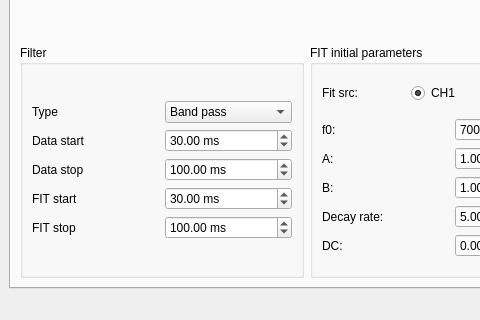
Above: gui.ui from zoran-grujic/FAP-TiePie before the change; both pictures show x 0 to 480 and y 549 to 869 of the 1193 by 869 pixel window. Below: the same form after it.
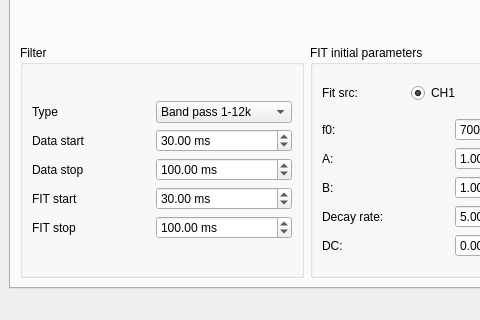
That is the form after the change. The open tabs and pages were chosen to show the change. Icons and pictures are not drawn.

Commit message: Filter types

What changed in the file:
```diff
--- a/gui.ui
+++ b/gui.ui
@@ -787,6 +787,12 @@
                </item>
                <item row="1" column="0">
                 <widget class="QLabel" name="label_18">
+                 <property name="sizePolicy">
+                  <sizepolicy hsizetype="Minimum" vsizetype="Preferred">
+                   <horstretch>0</horstretch>
+                   <verstretch>0</verstretch>
+                  </sizepolicy>
+                 </property>
                  <property name="text">
                   <string>Data start</string>
                  </property>
@@ -794,20 +800,44 @@
                </item>
                <item row="0" column="1">
                 <widget class="QComboBox" name="comboBox_FilterType">
+                 <property name="currentIndex">
+                  <number>1</number>
+                 </property>
                  <item>
                   <property name="text">
-                   <string>Band pass</string>
+                   <string>High pass from 1k</string>
                   </property>
                  </item>
                  <item>
                   <property name="text">
-                   <string>High pass</string>
+                   <string>Band pass 1-12k</string>
+                  </property>
+                 </item>
+                 <item>
+                  <property name="text">
+                   <string>Band pass 8-22k</string>
+                  </property>
+                 </item>
+                 <item>
+                  <property name="text">
+                   <string>Band pass 18-32k</string>
+                  </property>
+                 </item>
+                 <item>
+                  <property name="text">
+                   <string>Low pass up to 12k</string>
                   </property>
                  </item>
                 </widget>
                </item>
                <item row="0" column="0">
                 <widget class="QLabel" name="label_17">
+                 <property name="sizePolicy">
+                  <sizepolicy hsizetype="Minimum" vsizetype="Preferred">
+                   <horstretch>0</horstretch>
+                   <verstretch>0</verstretch>
+                  </sizepolicy>
+                 </property>
                  <property name="text">
                   <string>Type</string>
                  </property>
@@ -815,6 +845,12 @@
                </item>
                <item row="2" column="0">
                 <widget class="QLabel" name="label_19">
+                 <property name="sizePolicy">
+                  <sizepolicy hsizetype="Minimum" vsizetype="Preferred">
+                   <horstretch>0</horstretch>
+                   <verstretch>0</verstretch>
+                  </sizepolicy>
+                 </property>
                  <property name="text">
                   <string>Data stop</string>
                  </property>
@@ -838,6 +874,12 @@
                </item>
                <item row="3" column="0">
                 <widget class="QLabel" name="label_24">
+                 <property name="sizePolicy">
+                  <sizepolicy hsizetype="Minimum" vsizetype="Preferred">
+                   <horstretch>0</horstretch>
+                   <verstretch>0</verstretch>
+                  </sizepolicy>
+                 </property>
                  <property name="text">
                   <string>FIT start</string>
                  </property>
@@ -845,6 +887,12 @@
                </item>
                <item row="4" column="0">
                 <widget class="QLabel" name="label_25">
+                 <property name="sizePolicy">
+                  <sizepolicy hsizetype="Minimum" vsizetype="Preferred">
+                   <horstretch>0</horstretch>
+                   <verstretch>0</verstretch>
+                  </sizepolicy>
+                 </property>
                  <property name="text">
                   <string>FIT stop</string>
                  </property>
```
Left out of the diff: 2 changed lines with no effect on the pictures. The commit also changes 2 other files.
